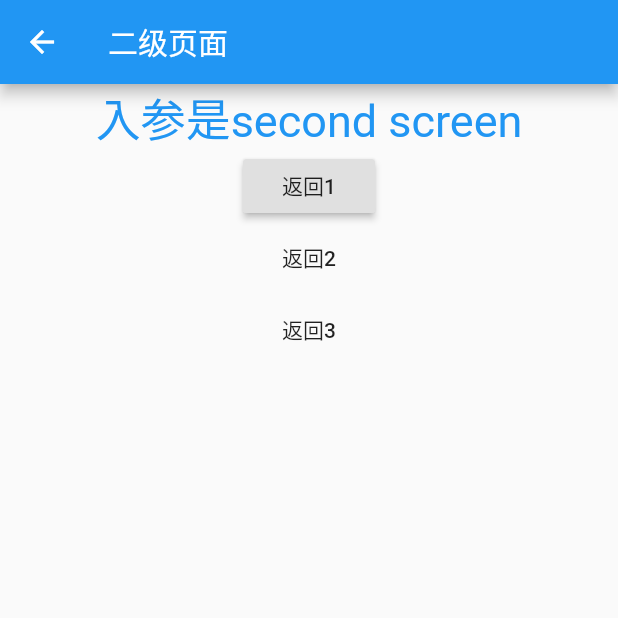
After one commit to winningH/flutter_app, a Flutter app: the screen it shows after launch, item 4 of the bottom bar chosen, after a tap on "静态路由跳转", on a phone screen of 412 x 824 dp, the top half of it. The commit adds this screen. Run offline on Flutter 3.47's test engine with Material 2 defaults, Android fonts, the phone set to English and light mode, and no system bars; network calls fail.

Commit message:
路由跳转

```diff
--- a/lib/main.dart
+++ b/lib/main.dart
@@ -1,5 +1,7 @@
 import 'package:flutter/material.dart';
 import 'package:flutter_app/home.dart';
+import 'package:flutter_app/mine/SecondScreen.dart';
+import 'package:flutter_app/mine/ThirdScreen.dart';
 
 void main() {
   runApp(MyApp());
@@ -16,6 +18,14 @@ class MyApp extends StatelessWidget {
         visualDensity: VisualDensity.adaptivePlatformDensity,
       ),
       home: FlowerApp(),
+      routes: {
+        '/second': (BuildContext context) {
+          return SecondScreen(content: 'second screen');
+        },
+        '/third': (BuildContext context) {
+          return ThirdScreen();
+        }
+      }
     );
   }
 }
--- a/lib/mine/MineScreen.dart
+++ b/lib/mine/MineScreen.dart
@@ -1,4 +1,5 @@
 import 'package:flutter/material.dart';
+import 'package:flutter_app/mine/SecondScreen.dart';
 
 class MineScreen extends StatelessWidget {
   const MineScreen({Key key}) : super(key: key);
@@ -10,13 +11,30 @@ class MineScreen extends StatelessWidget {
         title: new Text('我的'),
       ),
       body: Center(
-        child: Text(
-          '我的',
-          style: TextStyle(
-            fontSize: 30,
-            color: Colors.blue
-          ),
-        ),
+        child: new Column(
+          children: <Widget>[
+            RaisedButton(
+              child: Text('静态路由跳转'),
+              onPressed: (){
+                Navigator.of(context).pushNamed('/second').then(
+                  (value){
+                    print(value);
+                  }
+                );
+              }
+            ),
+            RaisedButton(
+              child: Text('动态路由跳转'),
+              onPressed: (){
+                Navigator.push(context,
+                  new MaterialPageRoute(
+                    builder: (context) => new SecondScreen(content: '自定义数据',)
+                  )
+                );
+              }
+            ),
+          ]
+        )
       ),
     );
   }
--- /dev/null
+++ b/lib/mine/SecondScreen.dart
@@ -0,0 +1,45 @@
+import 'package:flutter/material.dart';
+
+class SecondScreen extends StatelessWidget {
+  final String content;
+
+  SecondScreen({this.content});
+
+  @override
+  Widget build(BuildContext context) {
+    return Scaffold(
+      appBar: new AppBar(
+        title: new Text('二级页面'),
+      ),
+      body: Center(
+        child: Column(
+          children: <Widget>[
+            Text(
+              '入参是${this.content != null ? this.content : ""}',
+              style: TextStyle(fontSize: 30, color: Colors.blue),
+            ),
+            RaisedButton(
+                child: Text('返回1'),
+                onPressed: () {
+                  Navigator.of(context).pop('返回的数据');
+                  // Navigator.of(context).popUntil((route) => false)
+                }),
+            FlatButton(
+              onPressed: () {
+                // 跳转时，先删掉界面2，再跳到界面3
+                Navigator.of(context).popAndPushNamed('/third');
+              },
+              child: Text('返回2'),
+            ),
+            FlatButton(
+              onPressed: () {
+                Navigator.of(context).pushReplacementNamed('/third');
+              },
+              child: Text('返回3'),
+            )
+          ],
+        ),
+      ),
+    );
+  }
+}
```
Also changed, not shown: lib/mine/ThirdScreen.dart (added, +23 -0 lines).
